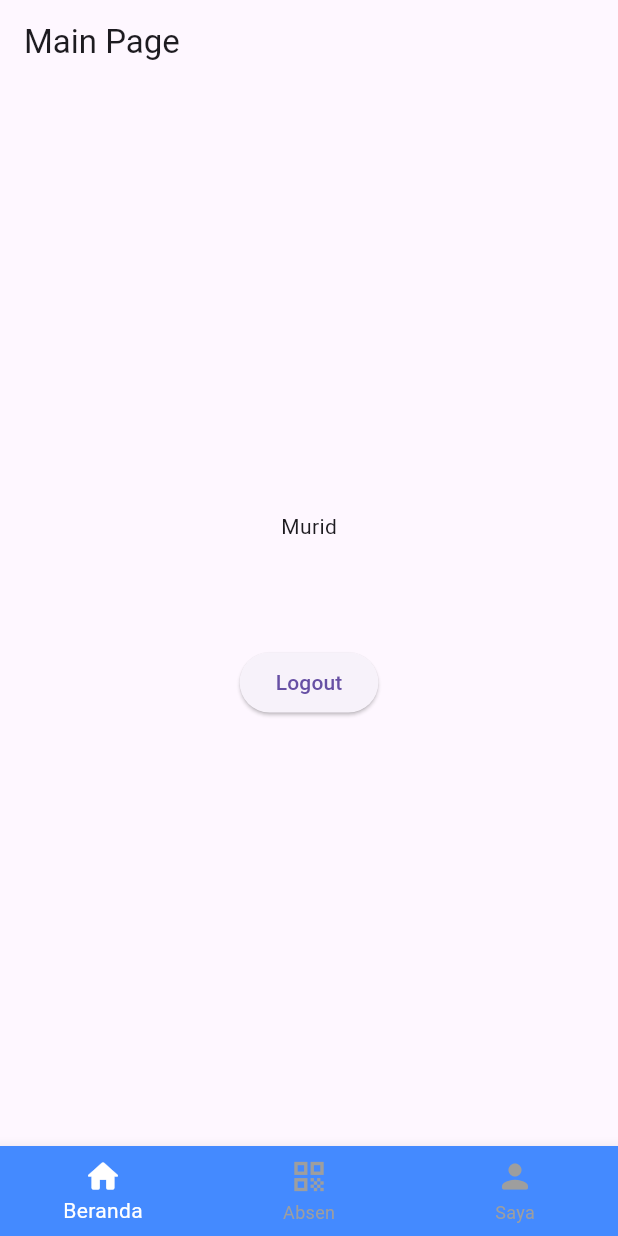
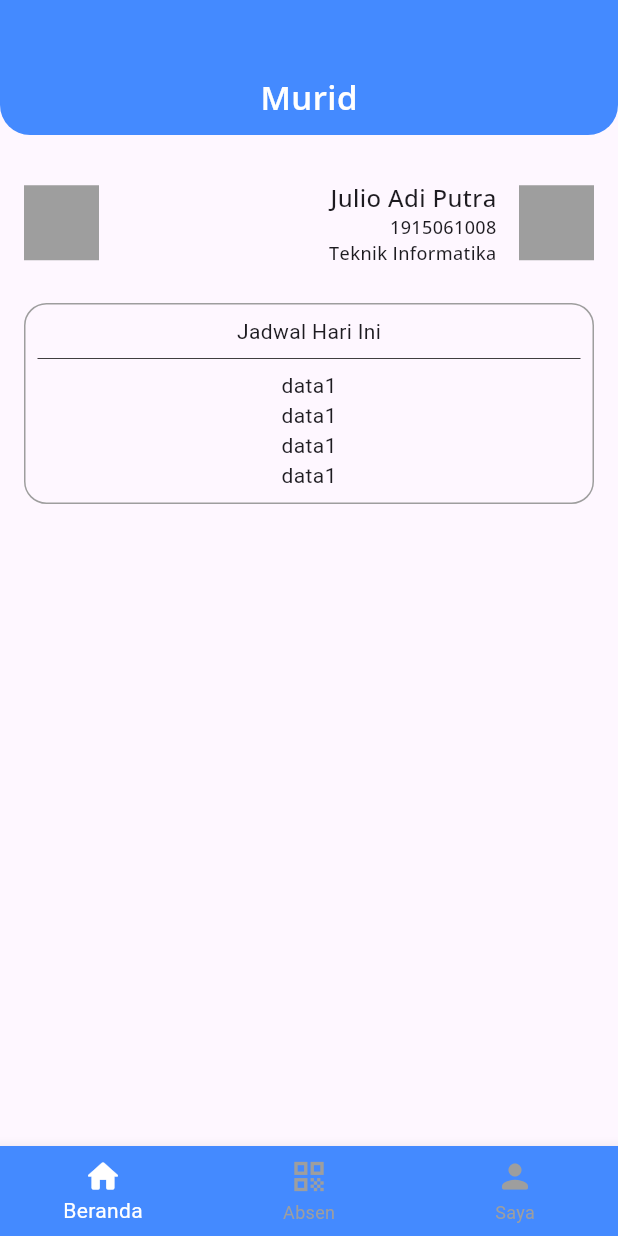
Before and after one commit to jujuupanda/sistem_informasi_management, a Flutter app: the MainPage screen opened by its route, on a phone screen of 412 x 824 dp. Run offline on Flutter 3.47's test engine with Material 3 defaults, Android fonts, the phone set to English and light mode, and no system bars; our stand-ins replace connectivity_plus, equatable, flutter_bloc, gap, go_router, google_fonts and 2 more; accounts and stored records are empty.

Commit message:
develop main page and botnav

```diff
--- a/lib/app.dart
+++ b/lib/app.dart
@@ -7,10 +7,13 @@ class App extends StatelessWidget {
 
   @override
   Widget build(BuildContext context) {
+    int colorScheme = 0;
     return GestureDetector(
-        onTap: () => FocusManager.instance.primaryFocus?.unfocus(),
-        child: MaterialApp.router(
-          routerConfig: router,
-        ));
+      onTap: () => FocusManager.instance.primaryFocus?.unfocus(),
+      child: MaterialApp.router(
+        routerConfig: router,
+        theme: colorScheme == 0 ? ThemeData.light() : ThemeData.dark(),
+      ),
+    );
   }
 }
--- a/lib/main.dart
+++ b/lib/main.dart
@@ -1,5 +1,4 @@
 import 'package:flutter/material.dart';
-import 'package:flutter_bloc/flutter_bloc.dart';
 
 import 'app.dart';
 import 'src/data/bloc/auth/auth_bloc.dart';
@@ -20,9 +19,7 @@ class MyApp extends StatelessWidget {
           create: (context) => AuthBloc(repository: Repository()),
         )
       ],
-      child: const MaterialApp(
-        home: App(),
-      ),
+      child: const App(),
     );
   }
 }
--- a/lib/src/presentation/pages/main/main.dart
+++ b/lib/src/presentation/pages/main/main.dart
@@ -30,9 +30,6 @@ class _MainPageState extends State<MainPage> {
   @override
   Widget build(BuildContext context) {
     return Scaffold(
-      appBar: AppBar(
-        title: const Text("Main Page"),
-      ),
       // body: const MainPageStudent(),
       body: role == "1" ? const MainPageTeacher() : const MainPageStudent(),
     );
--- a/lib/src/presentation/pages/profile/profile.dart
+++ b/lib/src/presentation/pages/profile/profile.dart
@@ -1,4 +1,7 @@
 import 'package:flutter/material.dart';
+import 'package:gap/gap.dart';
+
+import '../../widgets/general/general_widget.dart';
 
 class ProfilePage extends StatefulWidget {
   const ProfilePage({super.key});
@@ -12,7 +15,12 @@ class _ProfilePageState extends State<ProfilePage> {
   Widget build(BuildContext context) {
     return const Scaffold(
       body: Center(
-        child: Text("qwe"),
+        child: Column(
+          mainAxisAlignment: MainAxisAlignment.center,
+          children: [
+            LogoutButton(),
+          ],
+        ),
       ),
     );
   }
--- /dev/null
+++ b/lib/src/presentation/widgets/general/general_widget.dart
@@ -0,0 +1,2 @@
+export 'pop_scope.dart';
+export 'logout_button.dart';
--- a/lib/src/presentation/widgets/main/main_student_screen.dart
+++ b/lib/src/presentation/widgets/main/main_student_screen.dart
@@ -1,24 +1,120 @@
+import 'package:flutter/cupertino.dart';
 import 'package:flutter/material.dart';
 import 'package:gap/gap.dart';
+import 'package:google_fonts/google_fonts.dart';
 
-import 'main_widget.dart';
-
-
-class MainPageStudent extends StatelessWidget {
+class MainPageStudent extends StatefulWidget {
   const MainPageStudent({
     super.key,
   });
 
   @override
+  State<MainPageStudent> createState() => _MainPageStudentState();
+}
+
+class _MainPageStudentState extends State<MainPageStudent> {
+  @override
   Widget build(BuildContext context) {
     return Column(
-      mainAxisAlignment: MainAxisAlignment.center,
-      children: const [
-        Center(
-          child: Text("Murid"),
+      children: [
+        Container(
+          height: 90,
+          width: MediaQuery.of(context).size.width,
+          decoration: const BoxDecoration(
+            color: Colors.blueAccent,
+            borderRadius: BorderRadius.only(
+              bottomLeft: Radius.circular(20),
+              bottomRight: Radius.circular(20),
+            ),
+          ),
+          child: Align(
+            alignment: Alignment.bottomCenter,
+            child: Padding(
+              padding: const EdgeInsets.all(10),
+              child: Text(
+                "Murid",
+                style: GoogleFonts.openSans(
+                  fontSize: 22,
+                  fontWeight: FontWeight.w600,
+                  color: Colors.white,
+                ),
+              ),
+            ),
+          ),
         ),
-        Gap(70),
-        LogoutButton(),
+        Padding(
+          padding: const EdgeInsets.symmetric(horizontal: 16),
+          child: Column(
+            children: [
+              const Gap(30),
+              Row(
+                children: [
+                  Container(
+                    height: 50,
+                    width: 50,
+                    color: Colors.grey,
+                  ),
+                  Expanded(
+                    child: Column(
+                      crossAxisAlignment: CrossAxisAlignment.end,
+                      children: [
+                        Text(
+                          "Julio Adi Putra",
+                          style: GoogleFonts.openSans(
+                            fontSize: 16,
+                            fontWeight: FontWeight.w500,
+                          ),
+                        ),
+                        Text(
+                          "1915061008",
+                          style: GoogleFonts.openSans(
+                            fontSize: 12,
+                            fontWeight: FontWeight.w500,
+                          ),
+                        ),
+                        Text(
+                          "Teknik Informatika",
+                          style: GoogleFonts.openSans(
+                            fontSize: 12,
+                            fontWeight: FontWeight.w500,
+                          ),
+                        ),
+                      ],
+                    ),
+                  ),
+                  const Gap(15),
+                  Container(
+                    height: 50,
+                    width: 50,
+                    color: Colors.grey,
+                  ),
+                ],
+              ),
+              const Gap(25),
+              Container(
+                width: MediaQuery.of(context).size.width,
+                padding: const EdgeInsets.all(8),
+                decoration: BoxDecoration(
+                  borderRadius: BorderRadius.circular(15),
+                  border: Border.all(width: 1, color: Colors.grey),
+                ),
+                child: const Column(
+                  children: [
+                    Text("Jadwal Hari Ini"),
+                    Divider(
+                      thickness: 0.5,
+                      color: Colors.black,
+                    ),
+                    Text("data1"),
+                    Text("data1"),
+                    Text("data1"),
+                    Text("data1"),
+                  ],
+                ),
+              )
+            ],
+          ),
+        ),
       ],
     );
   }
--- a/lib/src/presentation/widgets/main/main_teacher_screen.dart
+++ b/lib/src/presentation/widgets/main/main_teacher_screen.dart
@@ -1,7 +1,7 @@
 import 'package:flutter/material.dart';
 import 'package:gap/gap.dart';
 
-import 'main_widget.dart';
+import '../general/general_widget.dart';
 
 class MainPageTeacher extends StatelessWidget {
   const MainPageTeacher({
@@ -10,9 +10,9 @@ class MainPageTeacher extends StatelessWidget {
 
   @override
   Widget build(BuildContext context) {
-    return Column(
+    return const Column(
       mainAxisAlignment: MainAxisAlignment.center,
-      children: const [
+      children: [
         Center(
           child: Text("Guru"),
         ),
--- a/lib/src/presentation/widgets/main/main_widget.dart
+++ b/lib/src/presentation/widgets/main/main_widget.dart
@@ -1,3 +1,2 @@
 export 'main_student_screen.dart';
 export 'main_teacher_screen.dart';
-export 'logout_button.dart';
--- a/pubspec.yaml
+++ b/pubspec.yaml
@@ -43,6 +43,7 @@ dependencies:
   go_router: ^12.1.1
   shared_preferences: ^2.2.2
   connectivity_plus: ^5.0.2
+  google_fonts: ^4.0.4
 
 dev_dependencies:
   flutter_test:
@@ -69,7 +70,7 @@ flutter:
   # To add assets to your application, add an assets section, like this:
   assets:
     - assets/images/
-    - # assets:
+  # assets:
   #   - images/a_dot_burr.jpeg
   #   - images/a_dot_ham.jpeg
 
```
Also changed, not shown: lib/src/presentation/widgets/general/logout_button.dart (renamed from lib/src/presentation/widgets/main/logout_button.dart), pubspec.lock, 4 other files.
